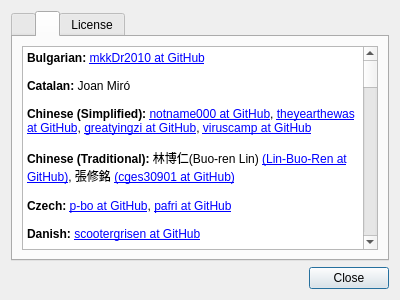
Above: featherpad/about.ui from vecnathewhisperd0/FeatherPad before the change. Below: the same form after it.
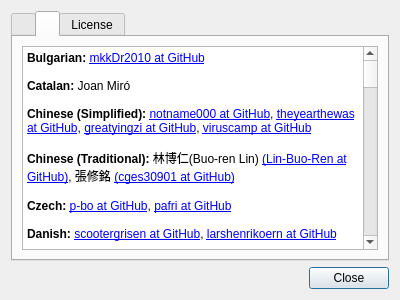
That is the form after the change. The open tabs and pages were chosen to show the change.

What changed in the file:
```diff
--- a/featherpad/about.ui
+++ b/featherpad/about.ui
@@ -107,7 +107,7 @@
 &lt;p style=&quot;-qt-paragraph-type:empty; margin-top:0px; margin-bottom:0px; margin-left:0px; margin-right:0px; -qt-block-indent:0; text-indent:0px;&quot;&gt;&lt;br /&gt;&lt;/p&gt;
 &lt;p style=&quot; margin-top:0px; margin-bottom:0px; margin-left:0px; margin-right:0px; -qt-block-indent:0; text-indent:0px;&quot;&gt;&lt;span style=&quot; font-weight:600;&quot;&gt;Czech:&lt;/span&gt; &lt;a href=&quot;https://github.com/p-bo&quot;&gt;p-bo at GitHub&lt;/a&gt;, &lt;a href=&quot;https://github.com/pafri&quot;&gt;pafri at GitHub&lt;/a&gt;&lt;/p&gt;
 &lt;p style=&quot;-qt-paragraph-type:empty; margin-top:0px; margin-bottom:0px; margin-left:0px; margin-right:0px; -qt-block-indent:0; text-indent:0px;&quot;&gt;&lt;br /&gt;&lt;/p&gt;
-&lt;p style=&quot; margin-top:0px; margin-bottom:0px; margin-left:0px; margin-right:0px; -qt-block-indent:0; text-indent:0px;&quot;&gt;&lt;span style=&quot; font-weight:600;&quot;&gt;Danish:&lt;/span&gt; &lt;a href=&quot;https://github.com/scootergrisen&quot;&gt;scootergrisen at GitHub&lt;/a&gt;&lt;/p&gt;
+&lt;p style=&quot; margin-top:0px; margin-bottom:0px; margin-left:0px; margin-right:0px; -qt-block-indent:0; text-indent:0px;&quot;&gt;&lt;span style=&quot; font-weight:600;&quot;&gt;Danish:&lt;/span&gt; &lt;a href=&quot;https://github.com/scootergrisen&quot;&gt;scootergrisen at GitHub&lt;/a&gt;, &lt;a href=&quot;https://github.com/larshenrikoern&quot;&gt;larshenrikoern at GitHub&lt;/a&gt;&lt;/p&gt;
 &lt;p style=&quot;-qt-paragraph-type:empty; margin-top:0px; margin-bottom:0px; margin-left:0px; margin-right:0px; -qt-block-indent:0; text-indent:0px;&quot;&gt;&lt;br /&gt;&lt;/p&gt;
 &lt;p style=&quot; margin-top:0px; margin-bottom:0px; margin-left:0px; margin-right:0px; -qt-block-indent:0; text-indent:0px;&quot;&gt;&lt;span style=&quot; font-weight:600;&quot;&gt;Dutch:&lt;/span&gt; Heimen Stoffels &lt;a href=&quot;https://github.com/Vistaus&quot;&gt;(Vistaus at GitHub)&lt;/a&gt;, &lt;a href=&quot;https://github.com/Pjotr123&quot;&gt;Pjotr123 at GitHub&lt;/a&gt;, &lt;a href=&quot;https://github.com/cstrobbe&quot;&gt;cstrobbe at GitHub&lt;/a&gt;&lt;/p&gt;
 &lt;p style=&quot;-qt-paragraph-type:empty; margin-top:0px; margin-bottom:0px; margin-left:0px; margin-right:0px; -qt-block-indent:0; text-indent:0px;&quot;&gt;&lt;br /&gt;&lt;/p&gt;
```
